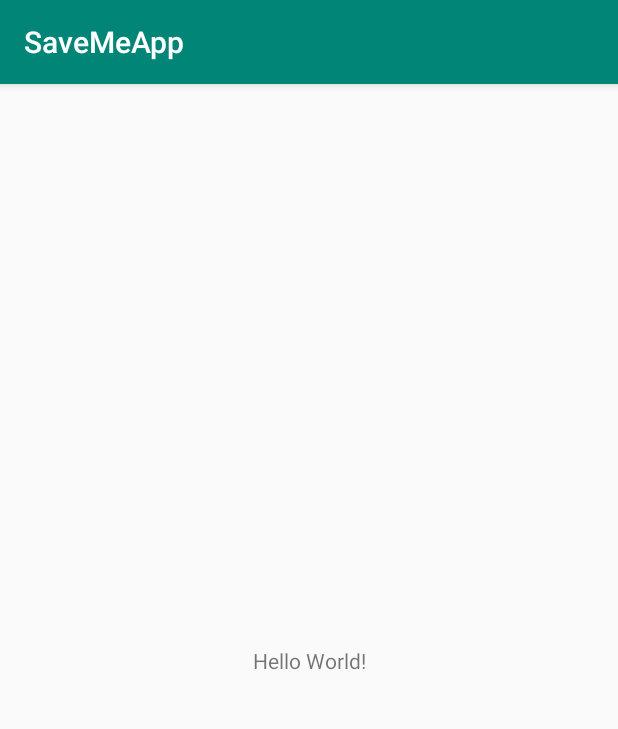
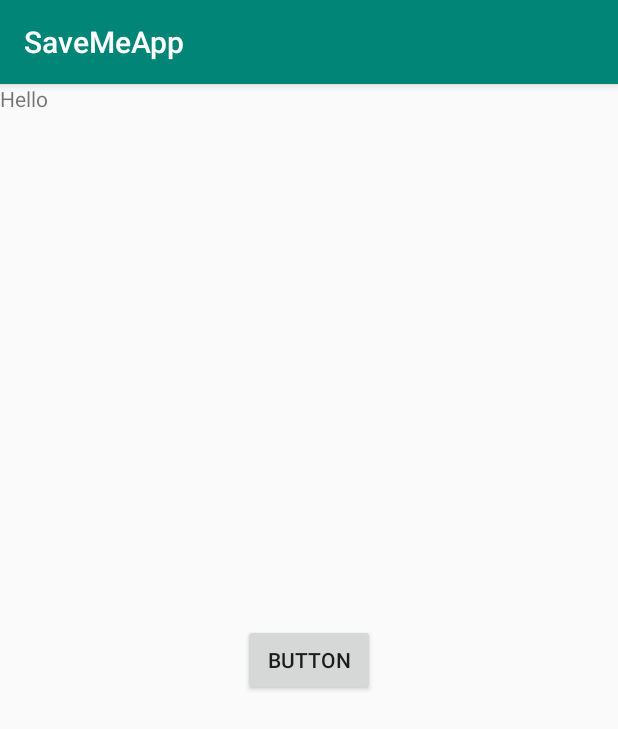
Before and after one commit to nicocoa10/SaveMeApp, an Android app: the screen it shows after launch (MainActivity), on a phone screen of 412 x 824 dp. Shown: the top 729 px of the screen. Run offline under Robolectric (Android 15) with nearby library versions, the phone set to English and light mode, and no system bars.

Commit message:
Added navigation components and InformationSaverFragment

```diff
--- a/app/src/main/java/com/example/savemeapp/MainActivity.kt
+++ b/app/src/main/java/com/example/savemeapp/MainActivity.kt
@@ -2,11 +2,15 @@ package com.example.savemeapp
 
 import androidx.appcompat.app.AppCompatActivity
 import android.os.Bundle
+import androidx.navigation.Navigation
 
 class MainActivity : AppCompatActivity() {
 
     override fun onCreate(savedInstanceState: Bundle?) {
         super.onCreate(savedInstanceState)
         setContentView(R.layout.activity_main)
+
+//        val navController = Navigation.findNavController(this,R.id.nav_host_fragment)
+
     }
 }
--- /dev/null
+++ b/app/src/main/java/com/example/savemeapp/Util.kt
@@ -0,0 +1 @@
+package com.example.savemeapp
--- /dev/null
+++ b/app/src/main/java/com/example/savemeapp/informationsaver/InformationSaverFragment.kt
@@ -0,0 +1,43 @@
+package com.example.savemeapp.informationsaver
+
+
+import androidx.lifecycle.ViewModelProviders
+import android.os.Bundle
+import androidx.fragment.app.Fragment
+import android.view.LayoutInflater
+import android.view.View
+import android.view.ViewGroup
+import android.widget.Button
+import androidx.databinding.DataBindingUtil
+import androidx.navigation.findNavController
+
+
+import com.example.savemeapp.R
+
+class InformationSaverFragment : Fragment() {
+
+    override fun onCreateView(
+        inflater: LayoutInflater, container: ViewGroup?,
+        savedInstanceState: Bundle?
+    ): View? {
+
+
+
+        return inflater.inflate(R.layout.information_saver_fragment, container, false)
+    }
+
+
+    lateinit var nextFragmentButton: Button
+
+    override fun onViewCreated(view: View, savedInstanceState: Bundle?) {
+
+        nextFragmentButton = view.findViewById(R.id.button)
+
+
+
+
+
+    }
+
+
+}
--- a/app/src/main/res/layout/activity_main.xml
+++ b/app/src/main/res/layout/activity_main.xml
@@ -1,18 +1,12 @@
-<?xml version="1.0" encoding="utf-8"?>
-<androidx.constraintlayout.widget.ConstraintLayout xmlns:android="http://schemas.android.com/apk/res/android"
-    xmlns:app="http://schemas.android.com/apk/res-auto"
-    xmlns:tools="http://schemas.android.com/tools"
-    android:layout_width="match_parent"
-    android:layout_height="match_parent"
-    tools:context=".MainActivity">
+<merge xmlns:android="http://schemas.android.com/apk/res/android"
+    xmlns:app="http://schemas.android.com/apk/res-auto">
 
-    <TextView
-        android:layout_width="wrap_content"
-        android:layout_height="wrap_content"
-        android:text="Hello World!"
-        app:layout_constraintBottom_toBottomOf="parent"
-        app:layout_constraintLeft_toLeftOf="parent"
-        app:layout_constraintRight_toRightOf="parent"
-        app:layout_constraintTop_toTopOf="parent" />
+    <fragment
+        android:id="@+id/nav_host_fragment"
+        android:name="androidx.navigation.fragment.NavHostFragment"
+        android:layout_width="match_parent"
+        android:layout_height="match_parent"
+        app:defaultNavHost="true"
+        app:navGraph="@navigation/navigation" />
 
-</androidx.constraintlayout.widget.ConstraintLayout>
+</merge>
--- /dev/null
+++ b/app/src/main/res/layout/information_saver_fragment.xml
@@ -0,0 +1,39 @@
+<?xml version="1.0" encoding="utf-8"?>
+<FrameLayout xmlns:android="http://schemas.android.com/apk/res/android"
+    xmlns:app="http://schemas.android.com/apk/res-auto"
+    xmlns:tools="http://schemas.android.com/tools"
+    android:layout_width="match_parent"
+    android:layout_height="match_parent"
+    tools:context=".informationsaver.InformationSaverFragment">
+
+    <!--    <data>-->
+    <!--        <variable-->
+    <!--            name="informationSaverViewModel"-->
+    <!--            type="com.example.saveme.informationsaver.InformationSaverViewModel" />-->
+    <!--    </data>-->
+
+
+    <androidx.constraintlayout.widget.ConstraintLayout
+        android:layout_width="match_parent"
+        android:layout_height="match_parent"
+        tools:context=".savemeapp.informationsaver">
+
+        <TextView
+            android:id="@+id/textView"
+            android:layout_width="match_parent"
+            android:layout_height="match_parent"
+            android:text="Hello" />
+
+        <Button
+            android:id="@+id/button"
+            android:layout_width="wrap_content"
+            android:layout_height="wrap_content"
+            android:text="Button"
+            app:layout_constraintBottom_toBottomOf="@+id/textView"
+            app:layout_constraintEnd_toEndOf="parent"
+            app:layout_constraintStart_toStartOf="parent"
+            app:layout_constraintTop_toTopOf="parent" />
+
+    </androidx.constraintlayout.widget.ConstraintLayout>
+
+</FrameLayout>
```
Also changed, not shown: app/build.gradle (+21 -1 lines), app/src/main/java/com/example/savemeapp/informationsaver/InformationSaverViewModel.kt (added, +7 -0 lines), app/src/main/res/navigation/navigation.xml (added, +13 -0 lines).
